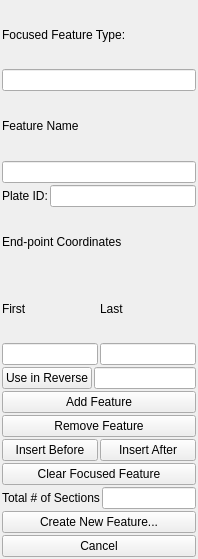
This is src/qt-widgets/PlateClosureWidgetUi.ui in GPlates/GPlates as Qt 5 draws it before an edit. The edited form follows.
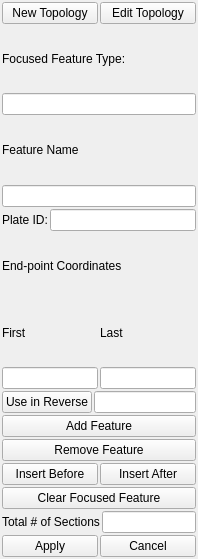
This is the edited form.

Commit message: Continued cleaning up of topology tools.

```diff
--- a/src/qt-widgets/PlateClosureWidgetUi.ui
+++ b/src/qt-widgets/PlateClosureWidgetUi.ui
@@ -19,6 +19,24 @@
    <property name="margin" >
     <number>2</number>
    </property>
+   <item>
+    <layout class="QHBoxLayout" name="layout_initializers" >
+     <item>
+      <widget class="QPushButton" name="button_new_topology" >
+       <property name="text" >
+        <string>New Topology</string>
+       </property>
+      </widget>
+     </item>
+     <item>
+      <widget class="QPushButton" name="button_edit_topology" >
+       <property name="text" >
+        <string>Edit Topology</string>
+       </property>
+      </widget>
+     </item>
+    </layout>
+   </item>
    <item>
     <widget class="QLabel" name="label_type" >
      <property name="text" >
@@ -102,10 +120,18 @@
    <item>
     <layout class="QHBoxLayout" name="horizontalLayout_4" >
      <item>
-      <widget class="QLineEdit" name="lineedit_first" />
+      <widget class="QLineEdit" name="lineedit_first" >
+       <property name="readOnly" >
+        <bool>true</bool>
+       </property>
+      </widget>
      </item>
      <item>
-      <widget class="QLineEdit" name="lineedit_last" />
+      <widget class="QLineEdit" name="lineedit_last" >
+       <property name="readOnly" >
+        <bool>true</bool>
+       </property>
+      </widget>
      </item>
     </layout>
    </item>
@@ -191,9 +217,11 @@
     </layout>
    </item>
    <item>
-    <widget class="QPushButton" name="button_create_new" >
+    <layout class="QHBoxLayout" name="layout_finalizers" >
+     <item>
+      <widget class="QPushButton" name="button_apply" >
      <property name="text" >
-      <string>Create New Feature...</string>
+        <string>Apply</string>
      </property>
     </widget>
    </item>
@@ -205,6 +233,8 @@
     </widget>
    </item>
   </layout>
+   </item>
+  </layout>
  </widget>
  <tabstops>
   <tabstop>lineedit_type</tabstop>
```
Left out of the diff: 20 changed lines with no effect on the pictures. Lines whose indentation alone changed are shown as unchanged. The commit also changes 10 other files.
